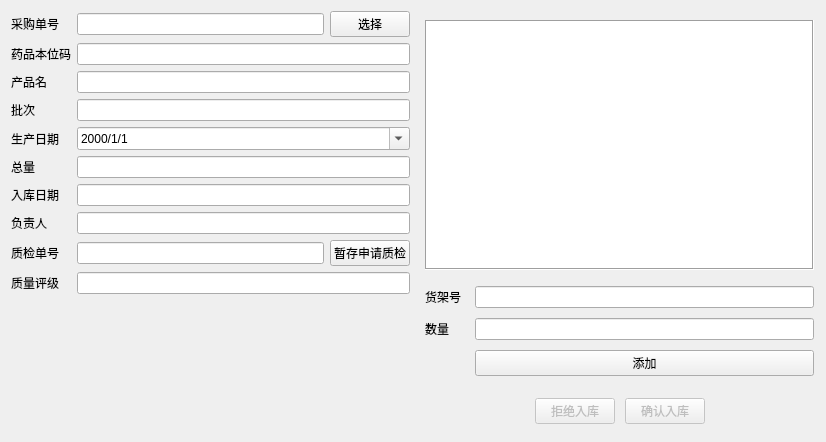
First picture: the form in in_recorder.ui, repository owlsome2501/medicines_dbs, before the edit.
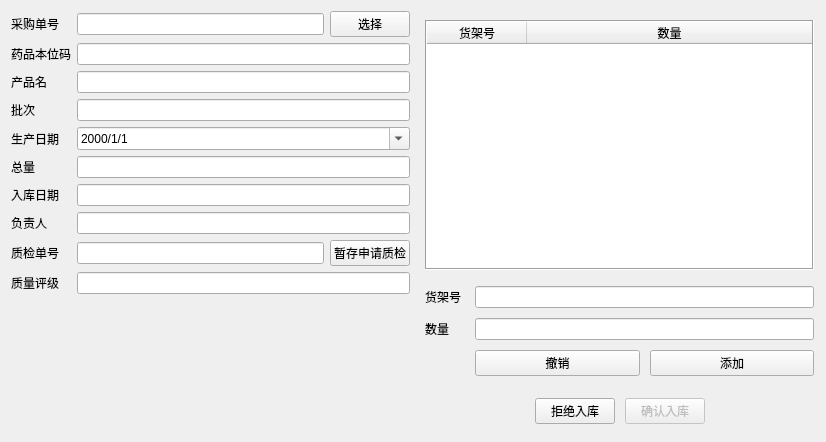
Second picture: the form after the edit.

Patch:
```diff
--- a/in_recorder.ui
+++ b/in_recorder.ui
@@ -188,7 +188,7 @@
        <number>1</number>
       </property>
       <item>
-       <widget class="QTableView" name="storage">
+       <widget class="QTableWidget" name="storage">
         <property name="frameShape">
          <enum>QFrame::Box</enum>
         </property>
@@ -198,6 +198,25 @@
         <property name="editTriggers">
          <set>QAbstractItemView::NoEditTriggers</set>
         </property>
+        <property name="selectionMode">
+         <enum>QAbstractItemView::SingleSelection</enum>
+        </property>
+        <property name="selectionBehavior">
+         <enum>QAbstractItemView::SelectRows</enum>
+        </property>
+        <attribute name="horizontalHeaderStretchLastSection">
+         <bool>true</bool>
+        </attribute>
+        <column>
+         <property name="text">
+          <string>货架号</string>
+         </property>
+        </column>
+        <column>
+         <property name="text">
+          <string>数量</string>
+         </property>
+        </column>
        </widget>
       </item>
       <item>
@@ -242,11 +261,22 @@
          </spacer>
         </item>
         <item row="2" column="1">
-         <widget class="QPushButton" name="add_storage">
-          <property name="text">
-           <string>添加</string>
-          </property>
-         </widget>
+         <layout class="QHBoxLayout" name="horizontalLayout_4">
+          <item>
+           <widget class="QPushButton" name="rollback">
+            <property name="text">
+             <string>撤销</string>
+            </property>
+           </widget>
+          </item>
+          <item>
+           <widget class="QPushButton" name="insert">
+            <property name="text">
+             <string>添加</string>
+            </property>
+           </widget>
+          </item>
+         </layout>
         </item>
        </layout>
       </item>
@@ -273,9 +303,6 @@
         </item>
         <item>
          <widget class="QPushButton" name="abort">
-          <property name="enabled">
-           <bool>false</bool>
-          </property>
           <property name="text">
            <string>拒绝入库</string>
           </property>
```
